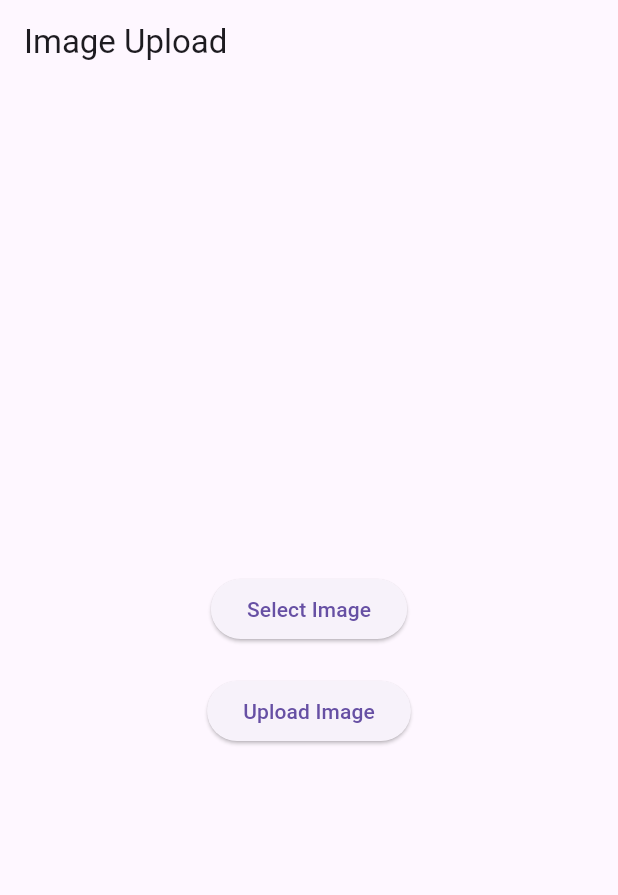
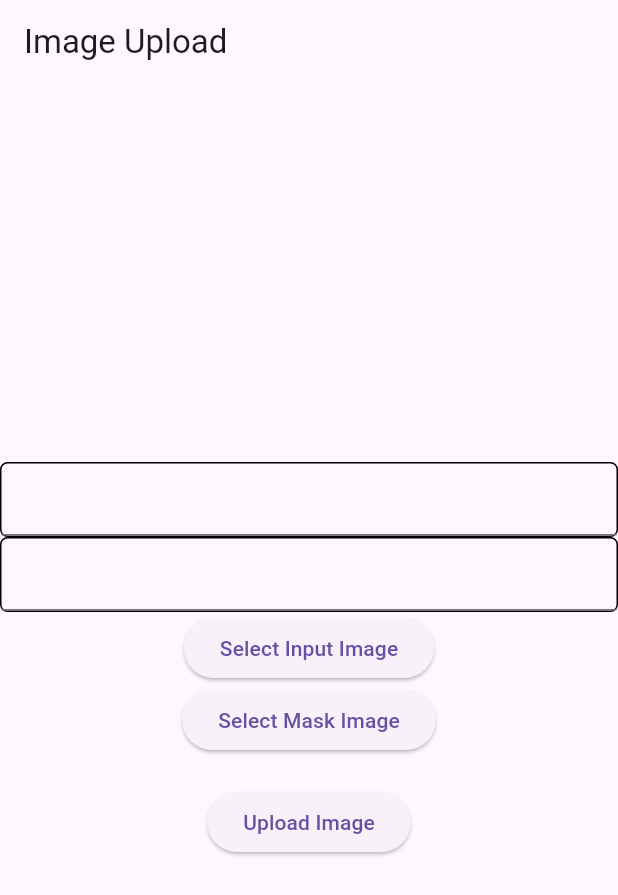
Before and after one commit to yousuf-4594/Image-Inpainting-App, a Flutter app: the screen it shows after launch, after a tap on "Upload Image", on a phone screen of 412 x 824 dp. Shown: the top 895 px of the screen. Run offline on Flutter 3.47's test engine with Material 3 defaults, Android fonts, the phone set to English and light mode, and no system bars; our stand-ins replace image_picker.

Commit message:
add option to add mask and text

```diff
--- a/lib/main.dart
+++ b/lib/main.dart
@@ -12,15 +12,31 @@ class MyApp extends StatefulWidget {
 
 class _MyAppState extends State<MyApp> {
   File? _image;
+  File? _maskImage;
   Image? _uploadedImage;
+  // Image? _uploadedMaskImage;
+  String _baseUrl = "";
+  String text = "";
 
   Future<void> _getImage() async {
     print("[INFO] Get Image button pressed");
     final imagePicker = ImagePicker();
     final pickedFile = await imagePicker.pickImage(source: ImageSource.gallery);
+
+
     if (pickedFile != null) {
       setState(() {
         _image = File(pickedFile.path);
+      });
+    }
+  }
+
+  Future<void> _getMaskImage() async{
+    final maskImagePicker = ImagePicker();
+    final maskPickedFile = await maskImagePicker.pickImage(source: ImageSource.gallery);
+    if (maskPickedFile != null) {
+      setState(() {
+        _maskImage = File(maskPickedFile.path);
       });
     }
   }
@@ -30,10 +46,11 @@ class _MyAppState extends State<MyApp> {
       return;
     }
 
-    final apiUrl = 'https://wicked-walls-unite.loca.lt/api/inpaint/';
+    final apiUrl = '$_baseUrl/api/inpaint/';
     try {
       var request = http.MultipartRequest('POST', Uri.parse(apiUrl));
-      request.fields['text'] = 'Your text data here'; // Add your text data here
+      request.headers["bypass-tunnel-reminder"] = "true";
+      request.fields['text'] = text; // Add your text data here
       request.files.add(
         http.MultipartFile(
           'image',
@@ -42,6 +59,15 @@ class _MyAppState extends State<MyApp> {
           filename: basename(_image!.path),
         ),
       );
+      request.files.add(
+        http.MultipartFile(
+          'mask',
+          File(_maskImage!.path).readAsBytes().asStream(),
+          File(_maskImage!.path).lengthSync(),
+          filename: basename(_maskImage!.path),
+        ),
+      );
+
 
       var response = await http.Response.fromStream(await request.send());
 
@@ -71,13 +97,54 @@ class _MyAppState extends State<MyApp> {
         child: Column(
           mainAxisAlignment: MainAxisAlignment.center,
           children: [
+            Container(
+              decoration: BoxDecoration(
+                border: Border.all(
+                  color: Colors.black,
+                  width: 1.0, // Adjust border width as needed
+                ),
+                borderRadius: BorderRadius.circular(5.0), // Adjust border radius as needed
+              ),
+              child: TextField(
+                onChanged: (value) {
+                  setState(() {
+                    _baseUrl = value;
+                  });
+
+                },
+              ),
+            ),
+            Container(
+              decoration: BoxDecoration(
+                border: Border.all(
+                  color: Colors.black,
+                  width: 1.0, // Adjust border width as needed
+                ),
+                borderRadius: BorderRadius.circular(5.0), // Adjust border radius as needed
+              ),
+              child: TextField(
+                onChanged: (value) {
+                  setState(() {
+                    text = value;
+                  });
+                },
+              ),
+            ),
             if (_image != null) ...[
-              Image.file(_image!),
+              Container(width:150, height: 150, child: Image.file(_image!)),
+              SizedBox(height: 20),
+            ],
+            if (_maskImage != null) ...[
+              Container(width:150, height: 150, child: Image.file(_maskImage!)),
               SizedBox(height: 20),
             ],
             ElevatedButton(
               onPressed: _getImage,
-              child: Text('Select Image'),
+              child: Text('Select Input Image'),
+            ),
+            ElevatedButton(
+              onPressed: _getMaskImage,
+              child: Text('Select Mask Image'),
             ),
             SizedBox(height: 20),
             ElevatedButton(
@@ -86,7 +153,8 @@ class _MyAppState extends State<MyApp> {
             ),
             if(_uploadedImage != null)...[
               SizedBox(height: 20,),
-              _uploadedImage!,
+              Container(width: 250, height: 250, child: _uploadedImage!),
+
             ]
           ],
         ),
```
